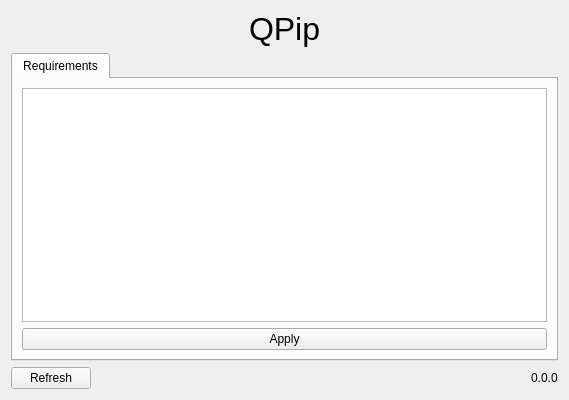
First picture: the form in qpip/configuration/options.ui, repository cnheider/eqip, before the edit.
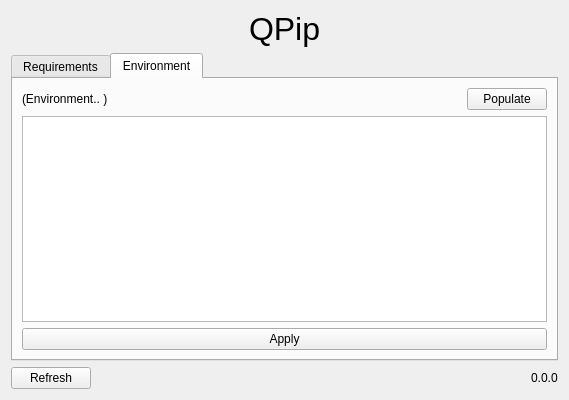
Second picture: the form after the edit.

The edit to the form file:
```diff
--- a/qpip/configuration/options.ui
+++ b/qpip/configuration/options.ui
@@ -98,7 +98,7 @@
       </sizepolicy>
      </property>
      <property name="currentIndex">
-      <number>0</number>
+      <number>1</number>
      </property>
      <widget class="QWidget" name="requirements_tab">
       <property name="sizePolicy">
@@ -130,6 +130,67 @@
        </item>
       </layout>
      </widget>
+     <widget class="QWidget" name="environment_tab">
+      <property name="sizePolicy">
+       <sizepolicy hsizetype="Minimum" vsizetype="Minimum">
+        <horstretch>0</horstretch>
+        <verstretch>0</verstretch>
+       </sizepolicy>
+      </property>
+      <attribute name="title">
+       <string>Environment</string>
+      </attribute>
+      <layout class="QVBoxLayout" name="verticalLayout_11">
+       <item>
+        <layout class="QHBoxLayout" name="horizontalLayout_3">
+         <item>
+          <widget class="QLabel" name="environment_label">
+           <property name="text">
+            <string>(Environment.. )</string>
+           </property>
+          </widget>
+         </item>
+         <item>
+          <spacer name="horizontalSpacer_4">
+           <property name="orientation">
+            <enum>Qt::Horizontal</enum>
+           </property>
+           <property name="sizeHint" stdset="0">
+            <size>
+             <width>40</width>
+             <height>20</height>
+            </size>
+           </property>
+          </spacer>
+         </item>
+         <item>
+          <widget class="QPushButton" name="populate_environment_button">
+           <property name="text">
+            <string>Populate</string>
+           </property>
+          </widget>
+         </item>
+        </layout>
+       </item>
+       <item>
+        <widget class="QListView" name="environment_list_view">
+         <property name="editTriggers">
+          <set>QAbstractItemView::NoEditTriggers</set>
+         </property>
+         <property name="selectionMode">
+          <enum>QAbstractItemView::NoSelection</enum>
+         </property>
+        </widget>
+       </item>
+       <item>
+        <widget class="QPushButton" name="update_environment_button">
+         <property name="text">
+          <string>Apply</string>
+         </property>
+        </widget>
+       </item>
+      </layout>
+     </widget>
     </widget>
    </item>
    <item>
```
